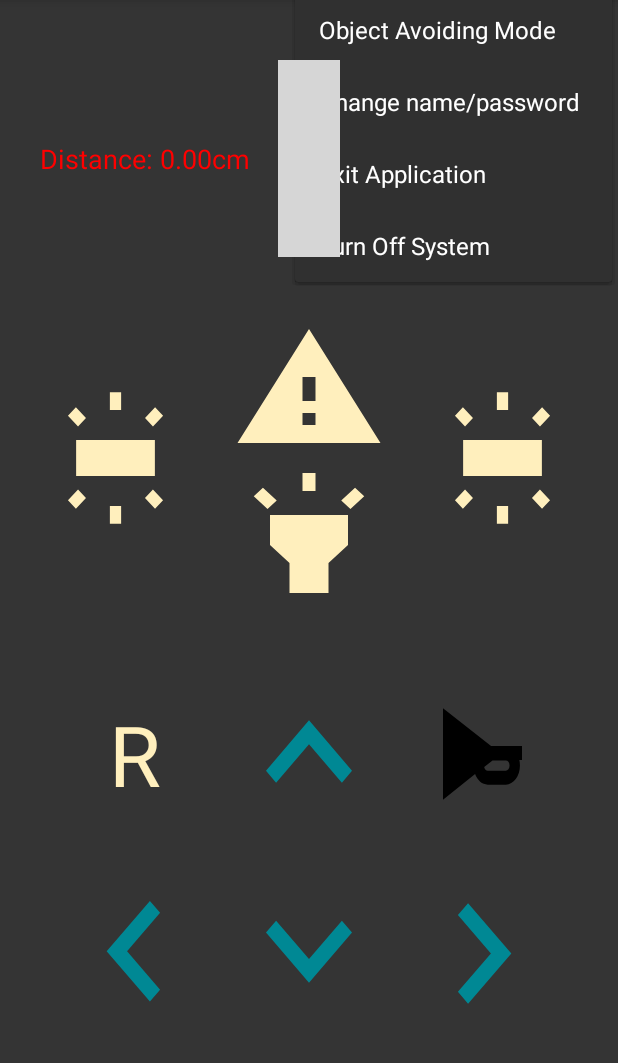
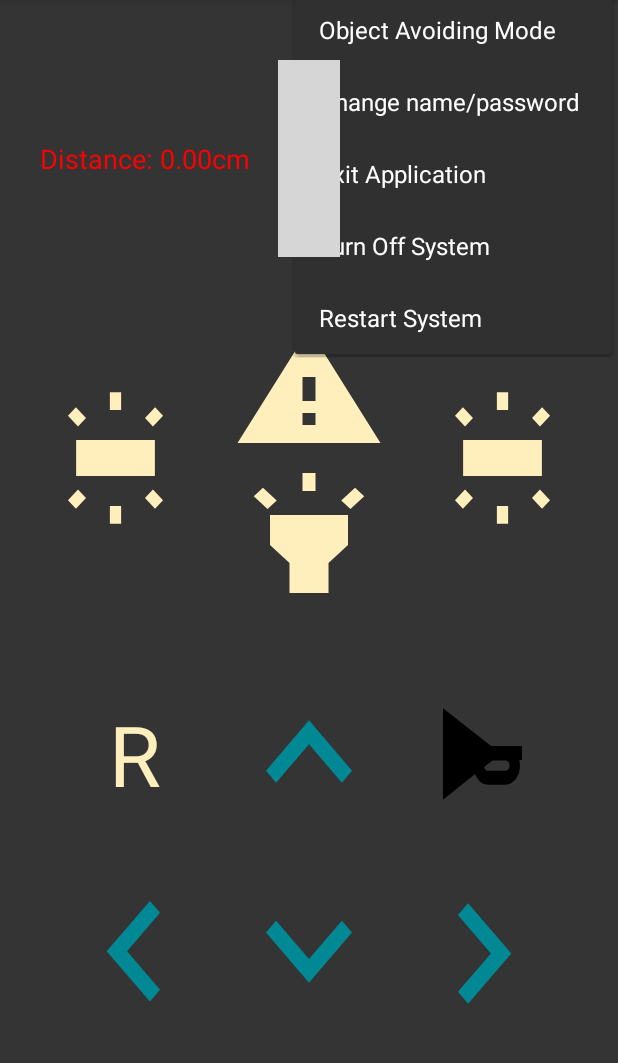
Before and after one commit to alex-molnar/rc_controller, an Android app: the Controller screen opened directly, with no data from a screen before it, with the options menu open, on a phone screen of 412 x 824 dp, the part 84-1147 px from its top. Run offline under Robolectric (Android 15) with nearby library versions, the phone set to English and light mode, and no system bars; libraries missing offline, so code that uses them is left out: com.github.kittinunf.fuel, com.skyfishjy.library; grey boxes are pictures that could not be loaded.

Commit message:
Implemented restart request

```diff
--- a/app/src/main/java/com/example/rccontroller/Channel.kt
+++ b/app/src/main/java/com/example/rccontroller/Channel.kt
@@ -36,6 +36,7 @@ object Channel {
     private const val DISTANCE = "distance"
     private const val SPEED = "speed"
     private val POWEROFF_MESSAGE = "POWEROFF".toByteArray(Charset.defaultCharset())
+    private val RESTART_MESSAGE = "RESTART".toByteArray(Charset.defaultCharset())
     private const val MODIFY_REQUEST = "modify"
     private const val GRANTED = "granted"
     private const val REJECTED = "rejected"
@@ -206,7 +207,7 @@ object Channel {
         btsocket?.close()
     }
 
-    fun sendTurnOffSignal() {
-        socketWriter.write(POWEROFF_MESSAGE)
+    fun sendTurnOffSignal(restart: Boolean) {
+        socketWriter.write(if (restart) RESTART_MESSAGE else POWEROFF_MESSAGE)
     }
 }
--- a/app/src/main/java/com/example/rccontroller/Controller.kt
+++ b/app/src/main/java/com/example/rccontroller/Controller.kt
@@ -243,9 +243,9 @@ class Controller : AppCompatActivity() {
             R.id.exitItem -> {
                 cleanupAndFinish()
             }
-            R.id.powerOffItem -> {
+            R.id.powerOffItem, R.id.restartItem -> {
                 thread {
-                    Channel.sendTurnOffSignal()
+                    Channel.sendTurnOffSignal(item.itemId == R.id.restartItem)
                 }
                 Thread.sleep(500)
                 cleanupAndFinish()
--- a/app/src/main/res/menu/main_menu.xml
+++ b/app/src/main/res/menu/main_menu.xml
@@ -16,4 +16,7 @@
     <item
         android:id="@+id/powerOffItem"
         android:title="@string/poweroff" />
+    <item
+        android:id="@+id/restartItem"
+        android:title="@string/restart" />
 </menu>
--- a/app/src/main/res/values/strings.xml
+++ b/app/src/main/res/values/strings.xml
@@ -17,6 +17,7 @@
     <string name="change_password">Change name/password</string>
     <string name="exit">Exit Application</string>
     <string name="poweroff">Turn Off System</string>
+    <string name="restart">Restart System</string>
     <string name="hot_road">Hot Road</string>
     <string name="retry">Try Again</string>
     <string name="name">Name</string>
```
